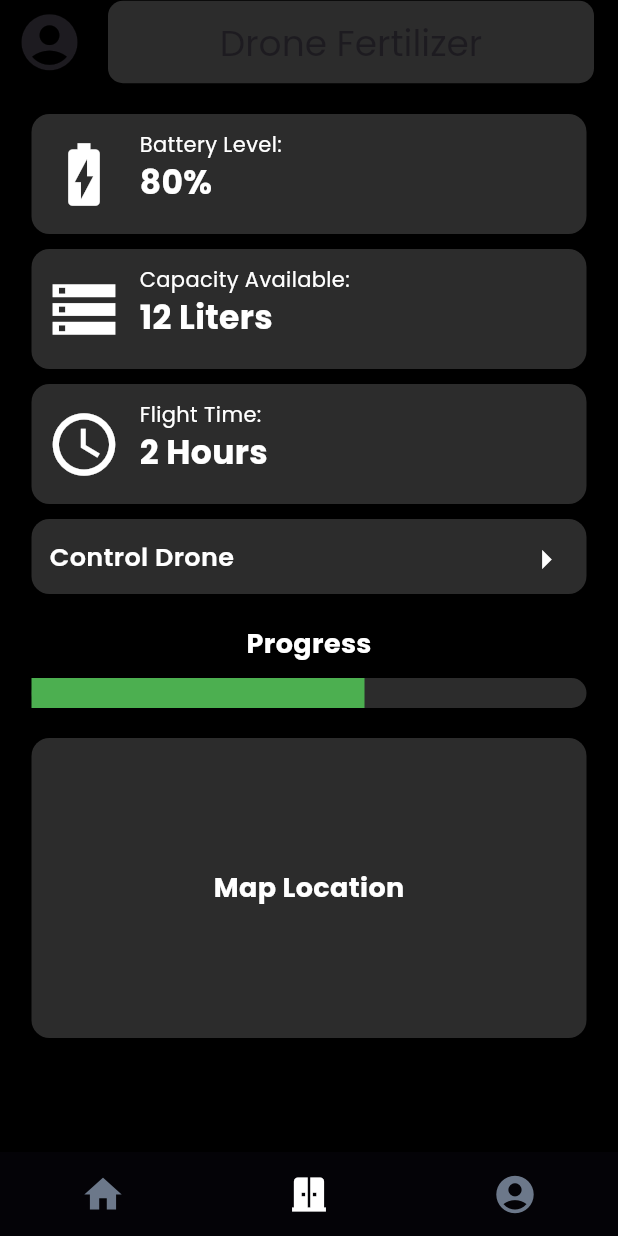
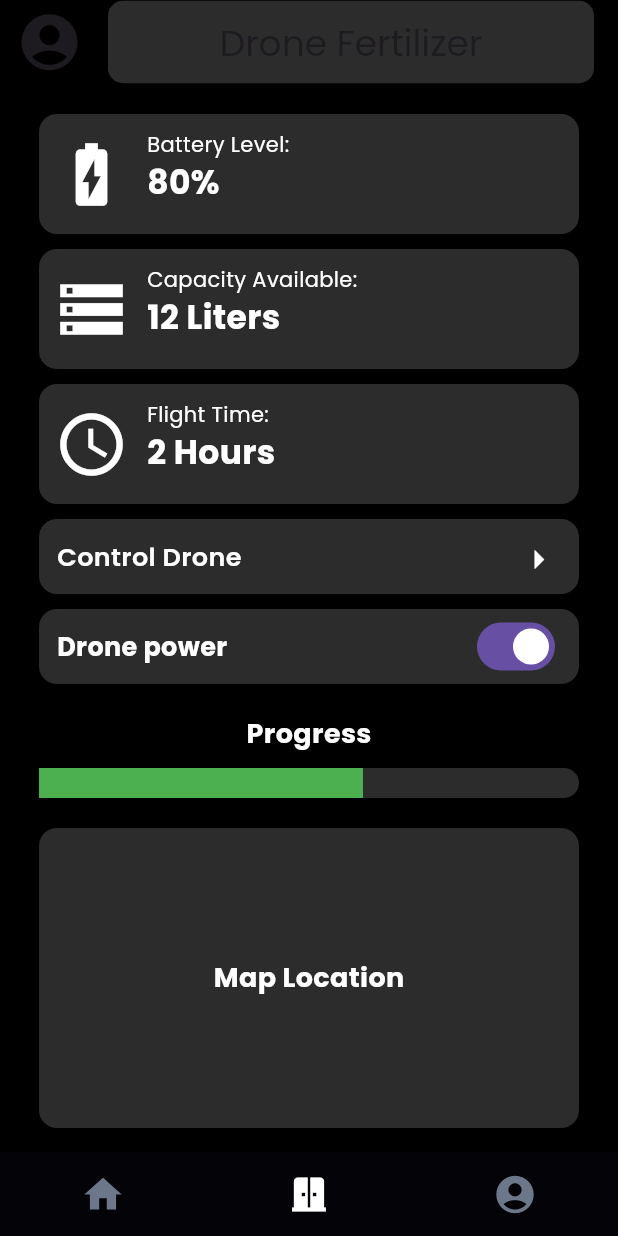
Before and after one commit to hazz01/AgroSky, a Flutter app: the screen it shows after launch, item 2 of the bottom bar chosen, on a phone screen of 412 x 824 dp. Run offline on Flutter 3.47's test engine with Material 3 defaults, Android fonts, the light colour scheme and no system bars; drawn by our look-alikes of custom_navigation_bar; our stand-ins replace google_fonts.

Commit message:
Remove width constraint for containers in homepage.dart

```diff
--- a/lib/drone.dart
+++ b/lib/drone.dart
@@ -8,6 +8,9 @@ class DronePage extends StatefulWidget {
 }
 
 class _DronePageState extends State<DronePage> {
+
+  var dronePower = true;
+
   @override
   Widget build(BuildContext context) {
     return Scaffold(
@@ -55,7 +58,7 @@ class _DronePageState extends State<DronePage> {
                     color: const Color.fromRGBO(44, 44, 44, 100),
                     borderRadius: BorderRadius.circular(12),
                   ),
-                  width: 370,
+                  width: 360,
                   height: 80,
                   child: Row(
                     mainAxisAlignment: MainAxisAlignment.start,
@@ -99,7 +102,7 @@ class _DronePageState extends State<DronePage> {
                     color: const Color.fromRGBO(44, 44, 44, 100),
                     borderRadius: BorderRadius.circular(12),
                   ),
-                  width: 370,
+                  width: 360,
                   height: 80,
                   child: Row(
                     mainAxisAlignment: MainAxisAlignment.start,
@@ -143,7 +146,7 @@ class _DronePageState extends State<DronePage> {
                     color: const Color.fromRGBO(44, 44, 44, 100),
                     borderRadius: BorderRadius.circular(12),
                   ),
-                  width: 370,
+                  width: 360,
                   height: 80,
                   child: Row(
                     mainAxisAlignment: MainAxisAlignment.start,
@@ -187,7 +190,7 @@ class _DronePageState extends State<DronePage> {
                     color: const Color.fromRGBO(44, 44, 44, 100),
                     borderRadius: BorderRadius.circular(12),
                   ),
-                  width: 370,
+                  width: 360,
                   height: 50,
                   child: const Row(
 
@@ -211,6 +214,38 @@ class _DronePageState extends State<DronePage> {
 
                     ],
                   ),
+                ),
+              ),
+              Container(
+                margin: const EdgeInsets.only(bottom: 10, top: 0),
+                padding: const EdgeInsets.all(12),
+                decoration: BoxDecoration(
+                  color: const Color.fromRGBO(44, 44, 44, 100),
+                  borderRadius: BorderRadius.circular(12),
+                ),
+                width: 360,
+                height: 50,
+                child: Row(
+                  mainAxisAlignment: MainAxisAlignment.spaceBetween,
+                  children: [
+                    Text(
+                      'Drone power ',
+                      style: TextStyle(
+                        color: Colors.white,
+                        fontSize: 17,
+                        fontWeight: FontWeight.bold,
+                      ),
+                    ),
+                    Switch(
+                      value: dronePower,
+                      onChanged: (bool value) {
+                        // Memperbarui state berdasarkan nilai yang baru
+                        setState(() {
+                          dronePower = value;
+                        });
+                      },
+                    ),
+                  ],
                 ),
               ),
               // const SizedBox(height: 20),
@@ -334,7 +369,7 @@ class _DronePageState extends State<DronePage> {
               ),
               const SizedBox(height: 10),
               Container(
-                width: 370,
+                width: 360,
                 height: 20,
                 decoration: BoxDecoration(
                   color: const Color.fromRGBO(44, 44, 44, 100),
@@ -355,7 +390,7 @@ class _DronePageState extends State<DronePage> {
               ),
               const SizedBox(height: 20),
               Container(
-                width: 370,
+                width: 360,
                 height: 200,
                 decoration: BoxDecoration(
                   color: const Color.fromRGBO(44, 44, 44, 100),
```
Also changed, not shown: lib/fert.dart (+11 -10 lines), lib/homepage.dart (+6 -6 lines).
